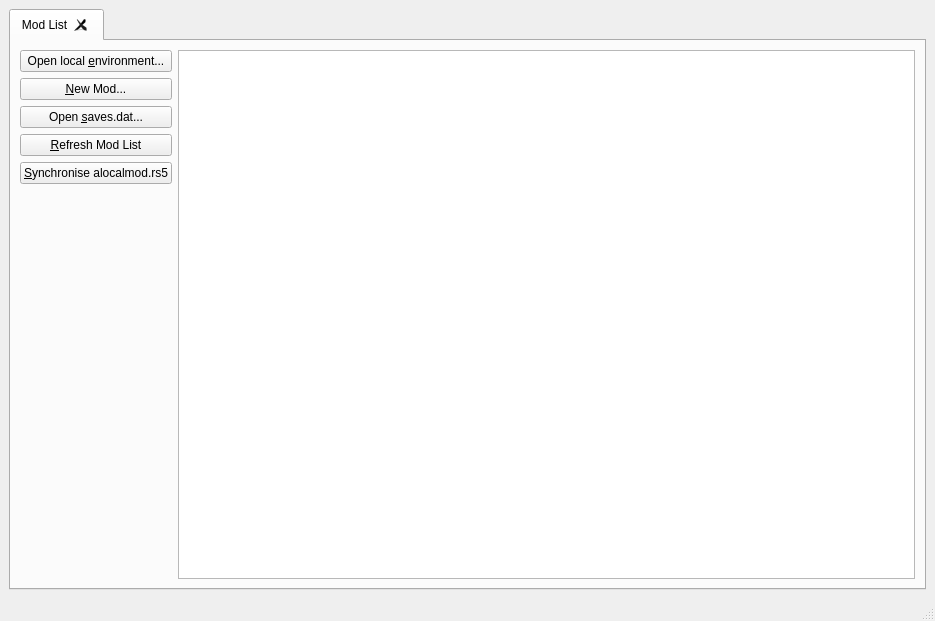
Above: miasmod.ui from DarkStarSword/miasmata-fixes before the change. Below: the same form after it.
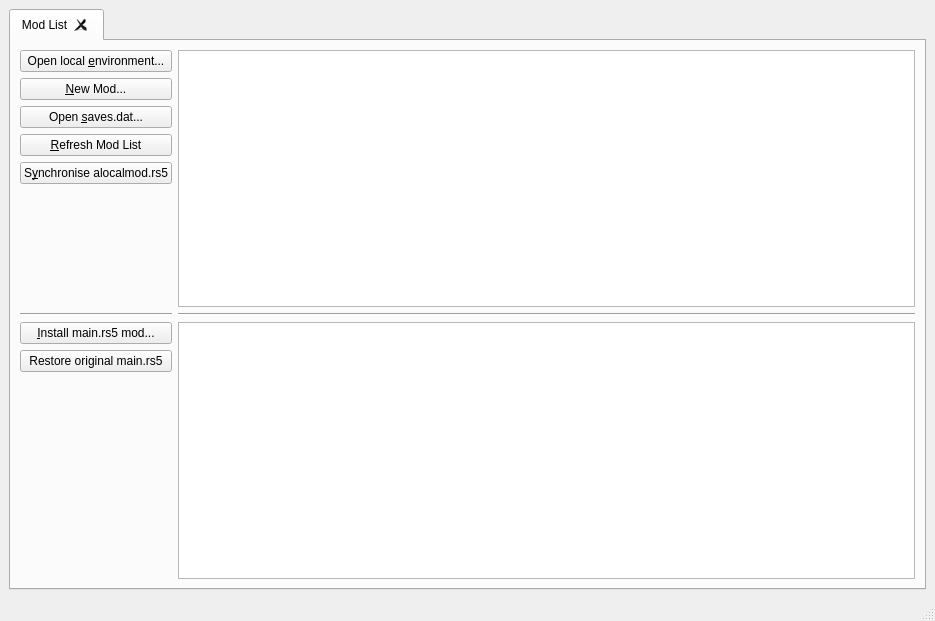
That is the form after the change.

Commit message:
MiasMod: Add initial support for managing main.rs5 mods
This displays the installed main.rs5 mods, can install new ones from
rs5mod files and can revert main.rs5 back to it's original state.

It displays the mod order, but currently has no way to set it.

Currently there is no way to remove an individual mod.

Patch:
```diff
--- a/miasmod.ui
+++ b/miasmod.ui
@@ -27,8 +27,27 @@
        <attribute name="title">
         <string>Mod List</string>
        </attribute>
-       <layout class="QHBoxLayout" name="horizontalLayout_2">
-        <item>
+       <layout class="QGridLayout" name="gridLayout_2">
+        <item row="2" column="1">
+         <widget class="QTableView" name="rs5_mod_list">
+          <property name="alternatingRowColors">
+           <bool>true</bool>
+          </property>
+          <property name="selectionMode">
+           <enum>QAbstractItemView::SingleSelection</enum>
+          </property>
+          <property name="selectionBehavior">
+           <enum>QAbstractItemView::SelectRows</enum>
+          </property>
+          <property name="showGrid">
+           <bool>false</bool>
+          </property>
+          <attribute name="verticalHeaderVisible">
+           <bool>false</bool>
+          </attribute>
+         </widget>
+        </item>
+        <item row="0" column="0">
          <layout class="QVBoxLayout" name="verticalLayout">
           <item>
            <widget class="QPushButton" name="open_environment">
@@ -61,7 +80,7 @@
           <item>
            <widget class="QPushButton" name="synchronise_local_mod">
             <property name="text">
-             <string>&amp;Synchronise alocalmod.rs5</string>
+             <string>S&amp;ynchronise alocalmod.rs5</string>
             </property>
            </widget>
           </item>
@@ -80,7 +99,7 @@
           </item>
          </layout>
         </item>
-        <item>
+        <item row="0" column="1">
          <widget class="QTableView" name="mod_list">
           <property name="alternatingRowColors">
            <bool>true</bool>
@@ -99,6 +118,51 @@
           </attribute>
          </widget>
         </item>
+        <item row="2" column="0">
+         <layout class="QVBoxLayout" name="verticalLayout_4">
+          <item>
+           <widget class="QPushButton" name="install_rs5mod">
+            <property name="text">
+             <string>&amp;Install main.rs5 mod...</string>
+            </property>
+           </widget>
+          </item>
+          <item>
+           <widget class="QPushButton" name="revert_main_rs5">
+            <property name="text">
+             <string>Restore original main.rs5</string>
+            </property>
+           </widget>
+          </item>
+          <item>
+           <spacer name="verticalSpacer_2">
+            <property name="orientation">
+             <enum>Qt::Vertical</enum>
+            </property>
+            <property name="sizeHint" stdset="0">
+             <size>
+              <width>20</width>
+              <height>40</height>
+             </size>
+            </property>
+           </spacer>
+          </item>
+         </layout>
+        </item>
+        <item row="1" column="1">
+         <widget class="Line" name="line">
+          <property name="orientation">
+           <enum>Qt::Horizontal</enum>
+          </property>
+         </widget>
+        </item>
+        <item row="1" column="0">
+         <widget class="Line" name="line_2">
+          <property name="orientation">
+           <enum>Qt::Horizontal</enum>
+          </property>
+         </widget>
+        </item>
        </layout>
       </widget>
      </widget>
```
Left out of the diff: 6 changed lines with no effect on the pictures. The commit also changes 3 other files.
